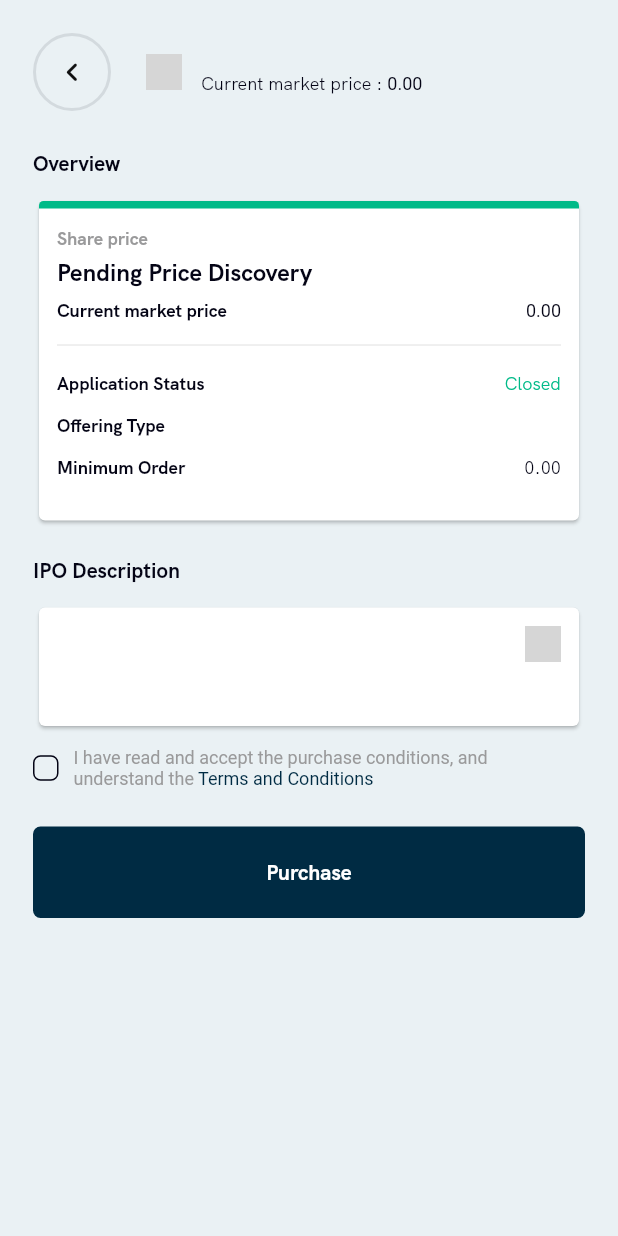
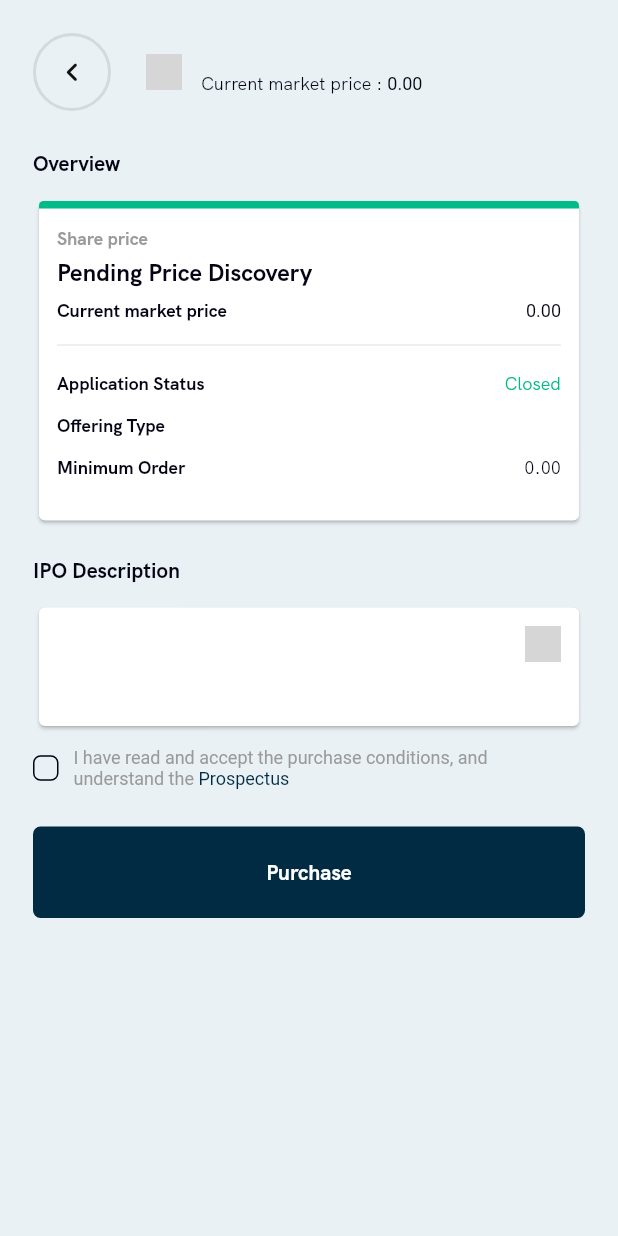
Before and after one commit to InvestNaija/e-offering-mobile, a Flutter app: the EIpoDetailsScreen screen opened directly with empty values, on a phone screen of 412 x 824 dp. Run offline on Flutter 3.47's test engine with Material 2 defaults, Android fonts, the phone set to English and light mode, and no system bars; drawn by our look-alikes of flutter_html; our stand-ins replace audioplayers, camera, flutter_svg, image_picker, shared_preferences, shimmer and 1 more; missing offline and left inert: flutter_gifimage, image_picker_platform_interface; accounts and stored records are empty; network calls fail; Roboto replaces fonts that are missing (RobotoMono); grey boxes are pictures that could not be loaded.

Commit message:
Update e-ipo_details_screen.dart

```diff
--- a/lib/screens/e-ipo_details_screen.dart
+++ b/lib/screens/e-ipo_details_screen.dart
@@ -213,7 +213,7 @@ class _EIpoDetailsScreenState extends State<EIpoDetailsScreen> {
                               color: Constants.neutralColor, fontSize: 12),
                         ),
                         TextSpan(
-                            text: 'Terms and Conditions',
+                            text: 'Prospectus',
                             style: const TextStyle(
                                 color: Constants.primaryColor, fontSize: 12),
                             recognizer: TapGestureRecognizer()
```
